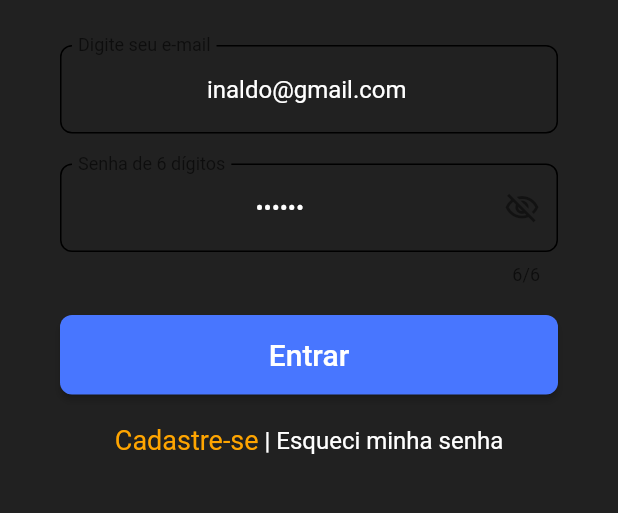
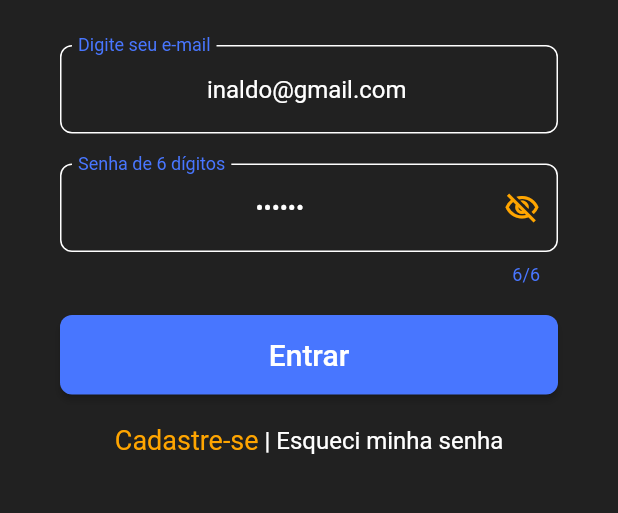
Before and after one commit to InaldoManso/GO_Status, a Flutter app: the screen it shows after launch, on a phone screen of 412 x 824 dp, the part 411-924 px from its top. Run offline on Flutter 3.47's test engine with Material 2 defaults, Android fonts, the light colour scheme and no system bars; our stand-ins replace cloud_firestore, firebase_auth, firebase_core, shared_preferences; missing offline and left inert: flutter_youtube; accounts and stored records are empty; Roboto replaces fonts that are missing (Hind).

Commit message:
Ajustes no tema

```diff
--- a/lib/main.dart
+++ b/lib/main.dart
@@ -28,6 +28,7 @@ void main() async {
         iconTheme: IconThemeData(color: paleta.royalBlue),
         textTheme: const TextTheme(
           subtitle1: TextStyle(color: Colors.white),
+          subtitle2: TextStyle(color: Colors.white),
           caption: TextStyle(color: Colors.white),
           button: TextStyle(color: Colors.white),
           overline: TextStyle(color: Colors.white),
--- a/lib/telas_adm/Login.dart
+++ b/lib/telas_adm/Login.dart
@@ -171,10 +171,12 @@ class _LoginState extends State<Login> {
                   keyboardType: TextInputType.emailAddress,
                   decoration: InputDecoration(
                     labelText: "Digite seu e-mail",
+                    labelStyle: TextStyle(color: paleta.royalBlue),
                     //Borda externa
                     border: OutlineInputBorder(
                         borderRadius: BorderRadius.circular(16)),
                     enabledBorder: OutlineInputBorder(
+                        borderSide: BorderSide(color: Colors.white),
                         borderRadius: BorderRadius.circular(8)),
                   ),
                 ),
@@ -189,14 +191,20 @@ class _LoginState extends State<Login> {
                   keyboardType: TextInputType.number,
                   decoration: InputDecoration(
                     labelText: "Senha de 6 dígitos",
+                    labelStyle: TextStyle(color: paleta.royalBlue),
+                    counterStyle: TextStyle(color: paleta.royalBlue),
                     suffixIcon: IconButton(
-                        icon: Icon(_iconSenha),
+                        icon: Icon(
+                          _iconSenha,
+                          color: paleta.orange,
+                        ),
                         onPressed: (() {
                           _exibirSenha();
                         })),
                     border: OutlineInputBorder(
                         borderRadius: BorderRadius.circular(15)),
                     enabledBorder: OutlineInputBorder(
+                        borderSide: BorderSide(color: Colors.white),
                         borderRadius: BorderRadius.circular(8)),
                   ),
                 ),
```
Also changed, not shown: lib/telas_menu/Cassificacao.dart (+4 -7 lines), lib/telas_menu/Chat.dart (+51 -6 lines), lib/telas_menu/Configs.dart (+18 -4 lines).
